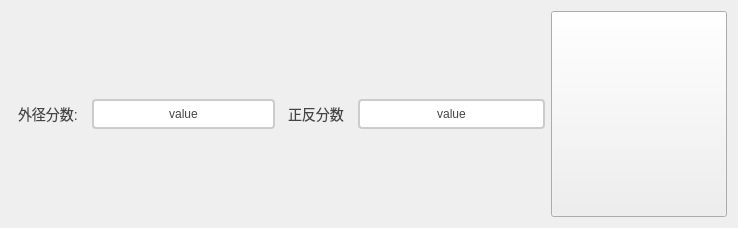
WIND-ROAD-RUN/RW_UL, file Project/ButtonScanner/source/ui/DlgHideScoreSet.ui: the form before one commit.
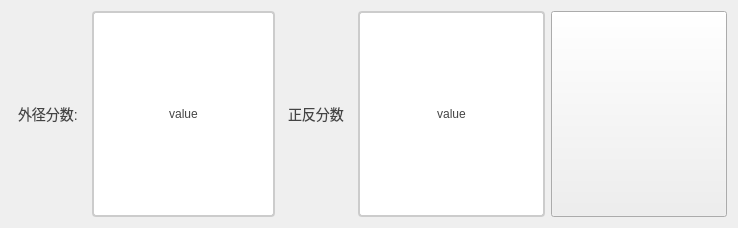
The form after the commit. Icons and pictures are not drawn.

Patch:
```diff
--- a/Project/ButtonScanner/source/ui/DlgHideScoreSet.ui
+++ b/Project/ButtonScanner/source/ui/DlgHideScoreSet.ui
@@ -110,6 +110,12 @@
      </item>
      <item>
       <widget class="QPushButton" name="pbtn_outsideDiameterScore">
+       <property name="sizePolicy">
+        <sizepolicy hsizetype="Minimum" vsizetype="Minimum">
+         <horstretch>0</horstretch>
+         <verstretch>0</verstretch>
+        </sizepolicy>
+       </property>
        <property name="styleSheet">
         <string notr="true">QPushButton {
     padding: 6px 14px;
@@ -232,6 +238,12 @@
      </item>
      <item>
       <widget class="QPushButton" name="pbtn_forAndAgainstScore">
+       <property name="sizePolicy">
+        <sizepolicy hsizetype="Minimum" vsizetype="Minimum">
+         <horstretch>0</horstretch>
+         <verstretch>0</verstretch>
+        </sizepolicy>
+       </property>
        <property name="styleSheet">
         <string notr="true">QPushButton {
     padding: 6px 14px;
```
